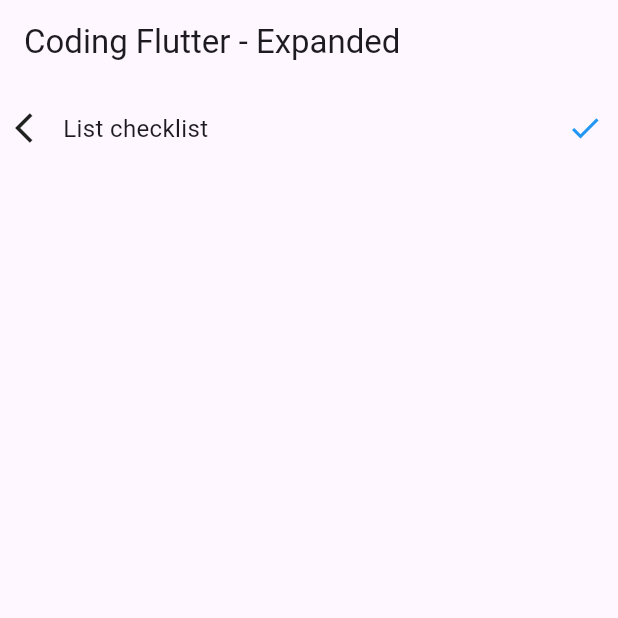
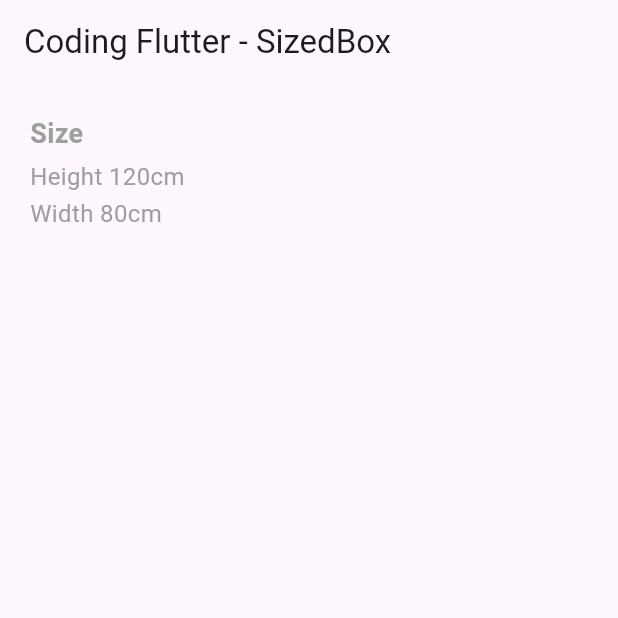
Before and after one commit to khanifzyen/project_pertama, a Flutter app: the screen it shows after launch, on a phone screen of 412 x 824 dp, the top half of it. Run offline on Flutter 3.47's test engine with Material 3 defaults, Android fonts, the phone set to English and light mode, and no system bars.

Commit message:
add sizedbox

```diff
--- /dev/null
+++ b/lib/lessons/sizedbox.dart
@@ -0,0 +1,49 @@
+import 'package:flutter/material.dart';
+
+class MySizedBox extends StatelessWidget {
+  const MySizedBox({super.key});
+
+  @override
+  Widget build(BuildContext context) {
+    return Scaffold(
+      appBar: AppBar(
+        title: const Text('Coding Flutter - SizedBox'),
+      ),
+      body: const Padding(
+        padding: EdgeInsets.all(20.0),
+        child: Column(
+          crossAxisAlignment: CrossAxisAlignment.start,
+          children: [
+            Text(
+              "Size",
+              style: TextStyle(
+                  fontSize: 18,
+                  color: Colors.grey,
+                  fontWeight: FontWeight.bold),
+            ),
+            SizedBox(
+              height: 4,
+            ),
+            Text(
+              "Height 120cm",
+              style: TextStyle(
+                  fontSize: 16,
+                  color: Colors.grey,
+                  fontWeight: FontWeight.normal),
+            ),
+            SizedBox(
+              height: 2,
+            ),
+            Text(
+              "Width 80cm",
+              style: TextStyle(
+                  fontSize: 16,
+                  color: Colors.grey,
+                  fontWeight: FontWeight.normal),
+            ),
+          ],
+        ),
+      ),
+    );
+  }
+}
--- a/lib/main.dart
+++ b/lib/main.dart
@@ -13,6 +13,7 @@ import 'package:project_pertama/lessons/listview.dart';
 import 'package:project_pertama/lessons/padding.dart';
 import 'package:project_pertama/lessons/row.dart';
 import 'package:project_pertama/lessons/scaffold.dart';
+import 'package:project_pertama/lessons/sizedbox.dart';
 import 'package:project_pertama/lessons/stack.dart';
 import 'package:project_pertama/lessons/text.dart';
 
@@ -32,7 +33,7 @@ class MyApp extends StatelessWidget {
         colorScheme: ColorScheme.fromSeed(seedColor: Colors.deepPurple),
         useMaterial3: true,
       ),
-      home: const MyExpanded(),
+      home: const MySizedBox(),
     );
   }
 }
```
